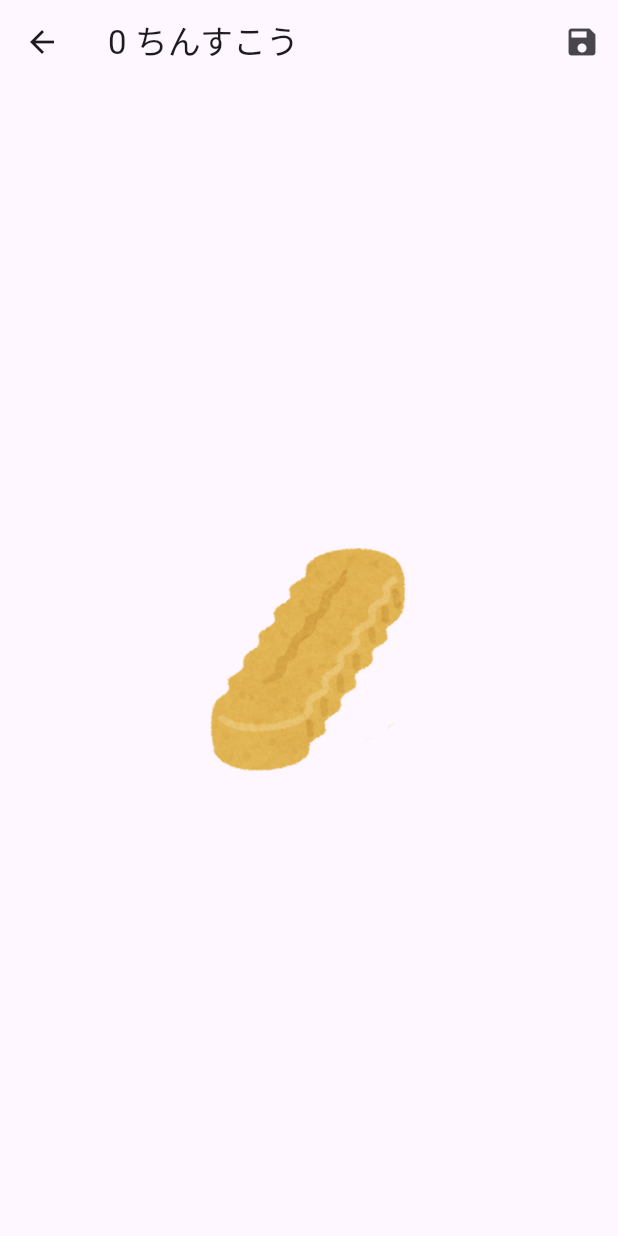
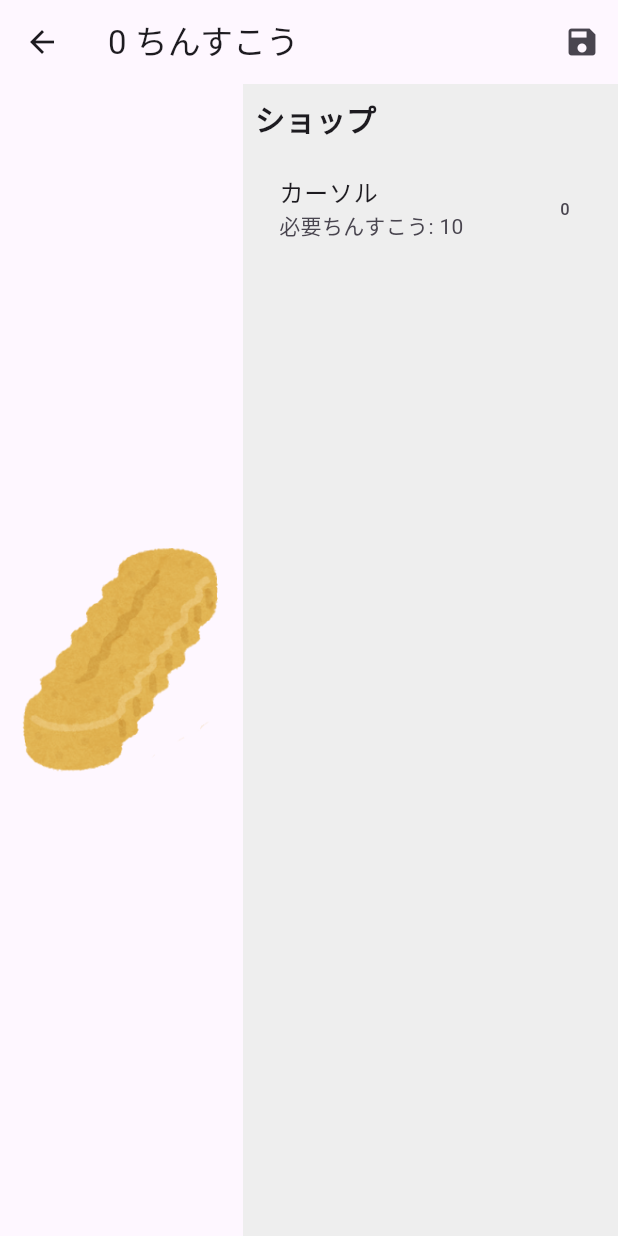
Before and after one commit to seiichi3141/chinsuko_clicker, a Flutter app: the screen it shows after launch, after a tap on the "add" icon, on a phone screen of 412 x 824 dp. Run offline on Flutter 3.47's test engine with Material 3 defaults, Android fonts, the light colour scheme and no system bars; drawn by our look-alikes of flutter_animate; our stand-ins replace flutter_riverpod, freezed_annotation, shared_preferences.

Commit message:
add shop and cursor

```diff
--- a/docs/assets/AssetManifest.json
+++ b/docs/assets/AssetManifest.json
@@ -1 +1 @@
-{"assets/.DS_Store":["assets/.DS_Store"],"assets/chinsuko.png":["assets/chinsuko.png"],"packages/cupertino_icons/assets/CupertinoIcons.ttf":["packages/cupertino_icons/assets/CupertinoIcons.ttf"]}
+{"assets/.DS_Store":["assets/.DS_Store"],"assets/chinsuko.png":["assets/chinsuko.png"],"assets/cursor.png":["assets/cursor.png"],"packages/cupertino_icons/assets/CupertinoIcons.ttf":["packages/cupertino_icons/assets/CupertinoIcons.ttf"]}
--- a/lib/models/chinsuko_state.dart
+++ b/lib/models/chinsuko_state.dart
@@ -1,5 +1,3 @@
-// lib/models/chinsuko_state.dart
-
 import 'package:freezed_annotation/freezed_annotation.dart';
 
 part 'chinsuko_state.freezed.dart';
@@ -9,6 +7,7 @@ part 'chinsuko_state.g.dart';
 class ChinsukoState with _$ChinsukoState {
   const factory ChinsukoState({
     @Default(0) int count,
+    @Default(0) int cursors, // 追加: 購入したカーソルの数
   }) = _ChinsukoState;
 
   factory ChinsukoState.fromJson(Map<String, dynamic> json) =>
--- a/lib/providers/chinsuko_provider.dart
+++ b/lib/providers/chinsuko_provider.dart
@@ -1,17 +1,65 @@
-// lib/providers/chinsuko_provider.dart
-
+import 'dart:async';
+import 'dart:math';
 import 'package:flutter_riverpod/flutter_riverpod.dart';
 import 'package:chinsuko_clicker/models/chinsuko_state.dart';
 
 class ChinsukoCounter extends StateNotifier<ChinsukoState> {
+  Timer? _timer;
+
+  // 基本価格と倍率（ここでは例として1.5倍）を定義
+  static const int baseCost = 10;
+  static const double multiplier = 1.1;
+
+  // 次に購入するカーソルの必要ちんすこう数を計算
+  int get nextCursorCost => (baseCost * pow(multiplier, state.cursors)).round();
+
   ChinsukoCounter({ChinsukoState? initialState})
-      : super(initialState ?? const ChinsukoState());
+      : super(initialState ?? const ChinsukoState()) {
+    // 初期化時に一度自動クリック処理を実行
+    _executeAutoClick();
+    // その後、10秒周期で自動クリック処理を行う
+    _timer = Timer.periodic(const Duration(seconds: 10), (timer) {
+      _executeAutoClick();
+    });
+  }
 
+  void _executeAutoClick() {
+    final cursorCount = state.cursors;
+    if (cursorCount > 0) {
+      final intervalMs = (10000 / cursorCount).round();
+      for (int i = 0; i < cursorCount; i++) {
+        Future.delayed(Duration(milliseconds: intervalMs * i), () {
+          if (mounted) {
+            state = state.copyWith(count: state.count + 1);
+          }
+        });
+      }
+    }
+  }
+
+  /// 手動クリック
   void increment() {
     state = state.copyWith(count: state.count + 1);
   }
+
+  /// カーソル購入（指数関数的に増加する価格）
+  void buyCursor() {
+    final price = nextCursorCost;
+    if (state.count >= price) {
+      state = state.copyWith(
+        count: state.count - price,
+        cursors: state.cursors + 1,
+      );
+    }
+  }
+
+  @override
+  void dispose() {
+    _timer?.cancel();
+    super.dispose();
+  }
 }
 
-/// グローバルに利用するプロバイダー
+/// グローバルプロバイダー
 final chinsukoProvider = StateNotifierProvider<ChinsukoCounter, ChinsukoState>(
     (ref) => ChinsukoCounter());
--- a/lib/screens/game_page.dart
+++ b/lib/screens/game_page.dart
@@ -1,38 +1,51 @@
 import 'package:flutter/material.dart';
 import 'package:flutter_riverpod/flutter_riverpod.dart';
 import 'package:chinsuko_clicker/models/save_data.dart';
-import 'package:chinsuko_clicker/models/chinsuko_state.dart';
 import 'package:chinsuko_clicker/providers/chinsuko_provider.dart';
 import 'package:chinsuko_clicker/providers/save_data_notifier.dart';
 import 'package:chinsuko_clicker/widgets/animated_chinsuko_image.dart';
+import 'package:chinsuko_clicker/widgets/cursors_widget.dart';
 
-class GamePage extends ConsumerStatefulWidget {
+class GamePage extends StatelessWidget {
   final SaveData saveData;
   const GamePage({super.key, required this.saveData});
 
   @override
-  ConsumerState<GamePage> createState() => _GamePageState();
+  Widget build(BuildContext context) {
+    // グローバルな chinsukoProvider をオーバーライドして、
+    // saveData.state で初期化する
+    return ProviderScope(
+      overrides: [
+        chinsukoProvider.overrideWith(
+          (ref) => ChinsukoCounter(initialState: saveData.state),
+        ),
+      ],
+      child: GamePageContent(saveData: saveData),
+    );
+  }
 }
 
-class _GamePageState extends ConsumerState<GamePage> {
-  // ローカルなちんすこう状態管理用のプロバイダー
-  late final StateNotifierProvider<ChinsukoCounter, ChinsukoState>
-      _gameProvider;
+class GamePageContent extends ConsumerStatefulWidget {
+  final SaveData saveData;
+  const GamePageContent({super.key, required this.saveData});
+
+  @override
+  GamePageContentState createState() => GamePageContentState();
+}
+
+class GamePageContentState extends ConsumerState<GamePageContent> {
+  // ローカルな状態管理用プロバイダー（初期状態は saveData.state）
 
   @override
   void initState() {
     super.initState();
-    _gameProvider = StateNotifierProvider<ChinsukoCounter, ChinsukoState>(
-      (_) => ChinsukoCounter(initialState: widget.saveData.state),
-    );
   }
 
   @override
   Widget build(BuildContext context) {
-    final chinsukoState = ref.watch(_gameProvider);
+    final chinsukoState = ref.watch(chinsukoProvider);
     return Scaffold(
       appBar: AppBar(
-        // 上部に「（焼いたちんすこうの数）ちんすこう」を表示
         title: Text('${chinsukoState.count} ちんすこう'),
         actions: [
           IconButton(
@@ -53,12 +66,62 @@ class _GamePageState extends ConsumerState<GamePage> {
           ),
         ],
       ),
-      body: Center(
-        child: AnimatedChinsukoImage(
-          onTap: () {
-            ref.read(_gameProvider.notifier).increment();
-          },
-        ),
+      body: Row(
+        children: [
+          // 左側：クリックエリア（中央にちんすこう画像、その周囲にカーソルのアニメーション）
+          Expanded(
+            child: Center(
+              child: Stack(
+                alignment: Alignment.center,
+                clipBehavior: Clip.none,
+                children: [
+                  // メインのちんすこう画像（タップで手動クリック）
+                  AnimatedChinsukoImage(
+                    onTap: () {
+                      ref.read(chinsukoProvider.notifier).increment();
+                    },
+                  ),
+                  // 中央のちんすこう画像の周囲にカーソルを配置するウィジェット
+                  CursorsWidget(cursorCount: chinsukoState.cursors),
+                ],
+              ),
+            ),
+          ),
+          // 右側：ショップUI（例としてカーソル購入用）
+          Container(
+            width: 250,
+            color: Colors.grey.shade200,
+            padding: const EdgeInsets.all(8),
+            child: Consumer(
+              builder: (context, ref, child) {
+                final chinsukoState = ref.watch(chinsukoProvider);
+                final nextCost =
+                    ref.read(chinsukoProvider.notifier).nextCursorCost;
+                return Column(
+                  crossAxisAlignment: CrossAxisAlignment.start,
+                  children: [
+                    const Text(
+                      'ショップ',
+                      style: TextStyle(
+                        fontSize: 20,
+                        fontWeight: FontWeight.bold,
+                      ),
+                    ),
+                    const SizedBox(height: 10),
+                    ListTile(
+                      title: const Text('カーソル'),
+                      subtitle: Text('必要ちんすこう: $nextCost'),
+                      trailing: Text('${chinsukoState.cursors}'),
+                      onTap: () {
+                        ref.read(chinsukoProvider.notifier).buyCursor();
+                      },
+                    ),
+                  ],
+                );
+              },
+            ),
+          ),
+        ],
       ),
     );
   }
--- /dev/null
+++ b/lib/widgets/cursors_widget.dart
@@ -0,0 +1,84 @@
+import 'dart:math';
+import 'package:flutter/material.dart';
+
+class CursorsWidget extends StatefulWidget {
+  final int cursorCount;
+  const CursorsWidget({super.key, required this.cursorCount});
+
+  @override
+  State<CursorsWidget> createState() => _CursorsWidgetState();
+}
+
+class _CursorsWidgetState extends State<CursorsWidget>
+    with SingleTickerProviderStateMixin {
+  late final AnimationController _controller;
+
+  @override
+  void initState() {
+    super.initState();
+    // 30秒で1回転するように設定し、連続回転させる
+    _controller = AnimationController(
+      vsync: this,
+      duration: const Duration(seconds: 30),
+    )..repeat();
+  }
+
+  @override
+  void dispose() {
+    _controller.dispose();
+    super.dispose();
+  }
+
+  @override
+  Widget build(BuildContext context) {
+    // カーソルがない場合は何も表示しない
+    if (widget.cursorCount <= 0) return const SizedBox();
+
+    // 円状配置用のパラメータ（必要に応じて調整してください）
+    final double radius = 120;
+    const double iconSize = 30;
+    final double angleStep = 2 * pi / widget.cursorCount;
+
+    return SizedBox(
+      width: 2 * radius,
+      height: 2 * radius,
+      child: AnimatedBuilder(
+        animation: _controller,
+        builder: (context, child) {
+          // _controller.value が 0～1 を変化するので、これを 0～2π に変換してベースの回転角度とする
+          final double baseAngle = _controller.value * 2 * pi;
+          List<Widget> cursorWidgets = [];
+
+          for (int i = 0; i < widget.cursorCount; i++) {
+            // 各カーソルの配置角度はベース角度に等間隔のオフセットを加算
+            final double angle = baseAngle + i * angleStep;
+            final double dx = radius * cos(angle);
+            final double dy = radius * sin(angle);
+            // アイコンが中央（原点）を向くように、回転角は配置角度 + π（画像のデフォルト向きが右向きの場合）
+            final double rotationAngle = angle + pi;
+
+            cursorWidgets.add(
+              Positioned(
+                // 中心が (radius, radius) となるように、アイコンの中心位置に合わせるため iconSize/2 を引く
+                left: radius + dx - iconSize / 2,
+                top: radius + dy - iconSize / 2,
+                child: Transform.rotate(
+                  angle: rotationAngle,
+                  child: Image.asset(
+                    'assets/cursor.png',
+                    width: iconSize,
+                    height: iconSize,
+                  ),
+                ),
+              ),
+            );
+          }
+          return Stack(
+            clipBehavior: Clip.none,
+            children: cursorWidgets,
+          );
+        },
+      ),
+    );
+  }
+}
```
Also changed, not shown: docs/assets/AssetManifest.bin.json (+1 -1 lines), assets/cursor.png (added), docs/assets/assets/cursor.png (added), lib/models/chinsuko_state.freezed.dart, lib/models/chinsuko_state.g.dart, 4 other files.
